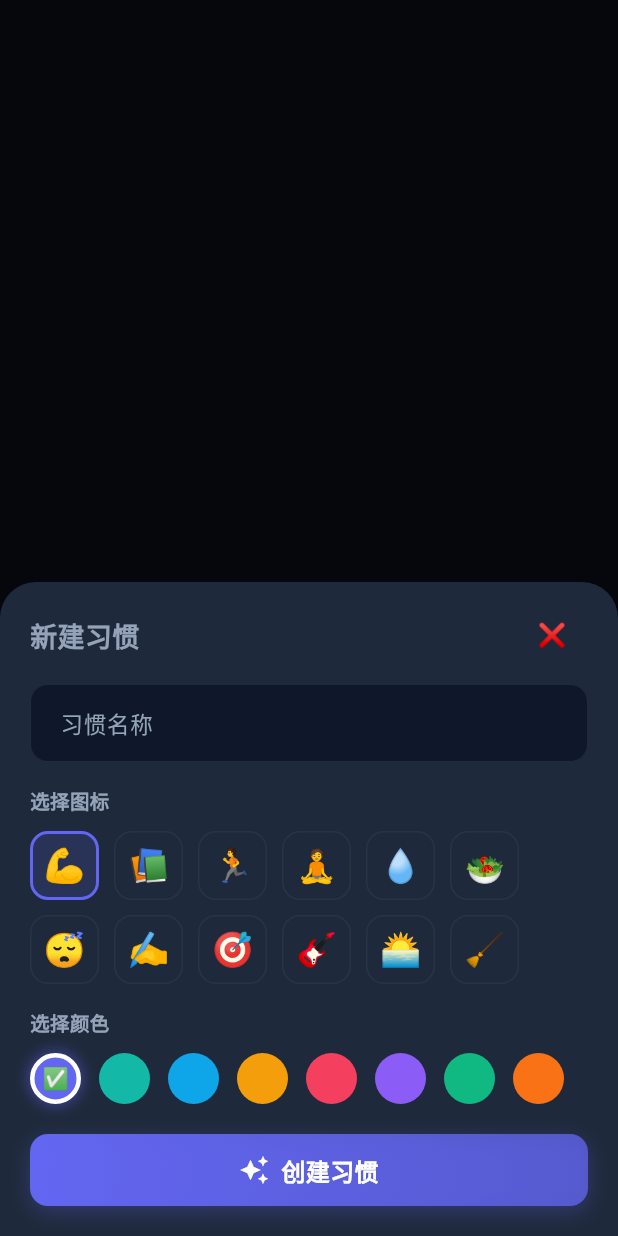
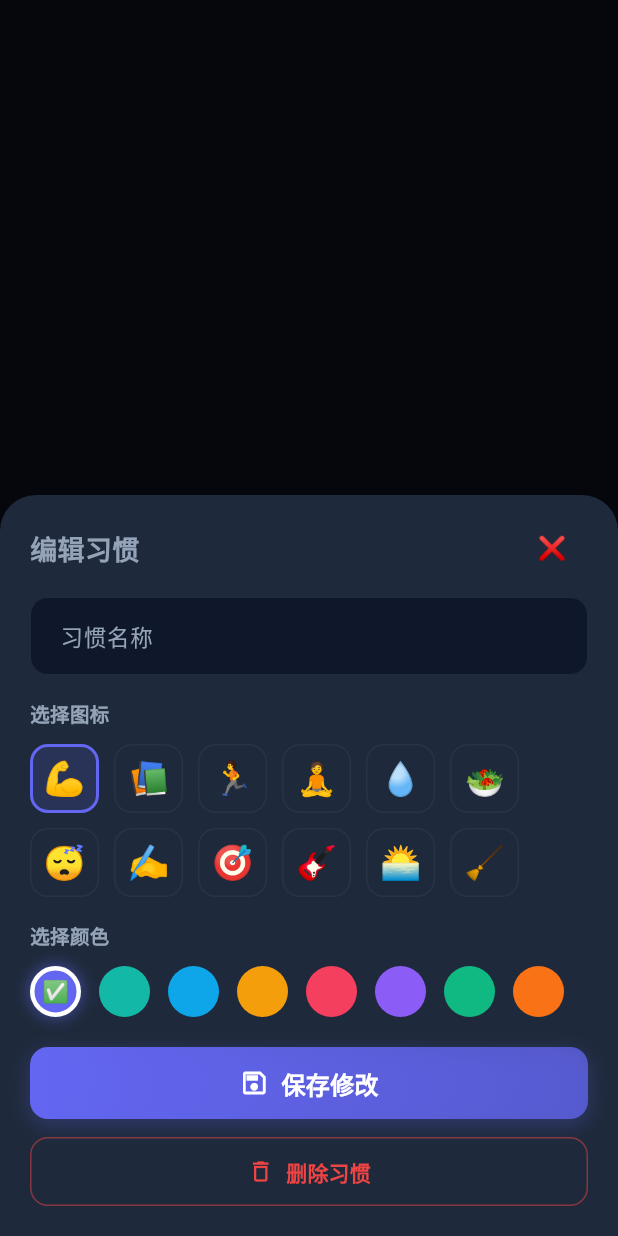
Before and after one commit to zw-wang820/BuildSelf_APP, a Flutter app: what showAddHabitSheet() shows on an empty page, opened directly with empty values, on a phone screen of 412 x 824 dp. Run offline on Flutter 3.47's test engine with Material 3 defaults, Android fonts, the phone set to English and light mode, and no system bars; our stand-ins replace shared_preferences, sqflite; accounts and stored records are empty; Roboto replaces fonts that are missing (NotoSansSC).

Commit message:
feat(habit): 习惯编辑/删除（点卡片进编辑）+ 总览统计页（5摘要卡/近7天趋势/排行下钻）

```diff
--- a/lib/core/router/app_router.dart
+++ b/lib/core/router/app_router.dart
@@ -28,6 +28,7 @@ import 'package:buildself/features/todo/screens/todo_stats_screen.dart';
 import 'package:buildself/features/todo/screens/category_manage_screen.dart';
 import 'package:buildself/features/habit/screens/habit_list_screen.dart';
 import 'package:buildself/features/habit/screens/habit_stats_screen.dart';
+import 'package:buildself/features/habit/screens/habit_overview_screen.dart';
 import 'package:buildself/features/profile/screens/profile_center_screen.dart';
 import 'package:buildself/features/profile/screens/profile_screen.dart';
 import 'package:buildself/features/profile/screens/statistics_screen.dart';
@@ -125,6 +126,8 @@ class AppRouter {
       case AppRoutes.habitStats:
         final habitId = settings.arguments as String? ?? '';
         return _buildRoute(HabitStatsScreen(habitId: habitId), settings);
+      case AppRoutes.habitOverview:
+        return _buildRoute(const HabitOverviewScreen(), settings);
 
       // 个人中心
       case AppRoutes.profileCenter:
--- a/lib/core/router/routes.dart
+++ b/lib/core/router/routes.dart
@@ -21,6 +21,7 @@ class AppRoutes {
   // 习惯打卡模块
   static const String habitList = '/habit';
   static const String habitStats = '/habit/stats';
+  static const String habitOverview = '/habit/overview';
 
   // 工作模块
   static const String workList = '/work';
--- a/lib/features/habit/models/habit_model.dart
+++ b/lib/features/habit/models/habit_model.dart
@@ -29,12 +29,12 @@ class HabitLog {
 class Habit {
   final String id;
   final String userId;
-  final String name;
-  final String icon; // emoji
-  final int colorIndex; // 习惯色板下标
+  String name;
+  String icon; // emoji
+  int colorIndex; // 习惯色板下标
   final DateTime createdAt;
 
-  const Habit({
+  Habit({
     required this.id,
     required this.userId,
     required this.name,
--- a/lib/features/habit/widgets/add_habit_sheet.dart
+++ b/lib/features/habit/widgets/add_habit_sheet.dart
@@ -6,14 +6,17 @@ import 'package:buildself/shared/widgets/emoji_icon.dart';
 import 'package:buildself/shared/widgets/gradient_button.dart';
 import 'package:buildself/shared/widgets/toast.dart';
 
-/// 弹出「新建习惯」底部表单
+/// 弹出「新建/编辑习惯」底部表单
 ///
-/// 创建成功后调用 [onCreated] 并关闭表单
+/// [habit] 非空 = 编辑模式（预填 + 保存更新 + 提供删除）。
+/// 创建/更新成功后调用 [onChanged] 并关闭表单；删除成功后调用 [onDeleted]。
 Future<void> showAddHabitSheet(
   BuildContext context, {
   required String userId,
   required HabitRepository repository,
-  required ValueChanged<Habit> onCreated,
+  Habit? habit,
+  required ValueChanged<Habit> onChanged,
+  VoidCallback? onDeleted,
 }) {
   return showModalBottomSheet(
     context: context,
@@ -22,7 +25,9 @@ Future<void> showAddHabitSheet(
     builder: (_) => _AddHabitSheet(
       userId: userId,
       repository: repository,
-      onCreated: onCreated,
+      habit: habit,
+      onChanged: onChanged,
+      onDeleted: onDeleted,
     ),
   );
 }
@@ -30,12 +35,16 @@ Future<void> showAddHabitSheet(
 class _AddHabitSheet extends StatefulWidget {
   final String userId;
   final HabitRepository repository;
-  final ValueChanged<Habit> onCreated;
+  final Habit? habit;
+  final ValueChanged<Habit> onChanged;
+  final VoidCallback? onDeleted;
 
   const _AddHabitSheet({
     required this.userId,
     required this.repository,
-    required this.onCreated,
+    this.habit,
+    required this.onChanged,
+    this.onDeleted,
   });
 
   @override
@@ -44,9 +53,22 @@ class _AddHabitSheet extends StatefulWidget {
 
 class _AddHabitSheetState extends State<_AddHabitSheet> {
   final _nameCtrl = TextEditingController();
-  String _icon = kHabitIcons.first;
-  int _colorIndex = 0;
-  bool _creating = false;
+  late String _icon;
+  late int _colorIndex;
+  bool _saving = false;
+
+  bool get _isEdit => widget.habit != null;
+
+  @override
+  void initState() {
+    super.initState();
+    final habit = widget.habit;
+    _icon = habit?.icon ?? kHabitIcons.first;
+    _colorIndex = habit?.colorIndex ?? 0;
+    if (habit != null) {
+      _nameCtrl.text = habit.name;
+    }
+  }
 
   @override
   void dispose() {
@@ -54,27 +76,72 @@ class _AddHabitSheetState extends State<_AddHabitSheet> {
     super.dispose();
   }
 
-  Future<void> _create() async {
+  Future<void> _save() async {
     final name = _nameCtrl.text.trim();
     if (name.isEmpty) {
       ToastHelper.show(context, '请先输入习惯名称');
       return;
     }
-    setState(() => _creating = true);
+    setState(() => _saving = true);
     try {
-      final habit = await widget.repository.create(
+      final habit = widget.habit;
+      if (habit != null) {
+        // 编辑模式
+        habit.name = name;
+        habit.icon = _icon;
+        habit.colorIndex = _colorIndex;
+        await widget.repository.update(habit);
+        if (!mounted) return;
+        widget.onChanged(habit);
+      } else {
+        // 新建模式
+        final created = await widget.repository.create(
           userId: widget.userId,
           name: name,
           icon: _icon,
           colorIndex: _colorIndex,
         );
         if (!mounted) return;
-      widget.onCreated(habit);
+        widget.onChanged(created);
+      }
       Navigator.pop(context);
     } catch (_) {
       if (!mounted) return;
-      setState(() => _creating = false);
-      ToastHelper.show(context, '创建失败，请重试');
+      setState(() => _saving = false);
+      ToastHelper.show(context, '保存失败，请重试');
+    }
+  }
+
+  /// 删除习惯 — 二次确认（打卡记录级联删除）
+  Future<void> _confirmDelete() async {
+    final habit = widget.habit;
+    if (habit == null) return;
+    final ok = await showDialog<bool>(
+      context: context,
+      builder: (context) => AlertDialog(
+        title: const Text('删除习惯'),
+        content: Text('确定删除「${habit.name}」吗？\n该习惯的全部打卡记录将一并删除。'),
+        actions: [
+          TextButton(
+            onPressed: () => Navigator.pop(context, false),
+            child: const Text('取消'),
+          ),
+          TextButton(
+            onPressed: () => Navigator.pop(context, true),
+            style: TextButton.styleFrom(foregroundColor: AppColors.error),
+            child: const Text('删除'),
+          ),
+        ],
+      ),
+    );
+    if (ok != true || !mounted) return;
+    try {
+      await widget.repository.delete(habit.id);
+      if (!mounted) return;
+      widget.onDeleted?.call();
+      Navigator.pop(context);
+    } catch (_) {
+      if (mounted) ToastHelper.show(context, '删除失败，请重试');
     }
   }
 
@@ -105,9 +172,9 @@ class _AddHabitSheetState extends State<_AddHabitSheet> {
               // 标题 + 关闭
               Row(
                 children: [
-                  const Text(
-                    '新建习惯',
-                    style: TextStyle(
+                  Text(
+                    _isEdit ? '编辑习惯' : '新建习惯',
+                    style: const TextStyle(
                       fontSize: 18,
                       fontWeight: FontWeight.w700,
                     ),
@@ -135,7 +202,7 @@ class _AddHabitSheetState extends State<_AddHabitSheet> {
                     borderSide: BorderSide.none,
                   ),
                 ),
-                onSubmitted: (_) => _create(),
+                onSubmitted: (_) => _save(),
               ),
               const SizedBox(height: 16),
               // 图标选择
@@ -168,17 +235,42 @@ class _AddHabitSheetState extends State<_AddHabitSheet> {
                 ],
               ),
               const SizedBox(height: 20),
-              // 创建按钮
+              // 保存按钮
               GradientButton(
-                label: '创建习惯',
-                icon: Icons.auto_awesome,
+                label: _isEdit ? '保存修改' : '创建习惯',
+                icon: _isEdit ? Icons.save_outlined : Icons.auto_awesome,
                 gradient: LinearGradient(
                   colors: [accent, accent.withValues(alpha: 0.75)],
                   begin: Alignment.topLeft,
                   end: Alignment.bottomRight,
                 ),
-                onPressed: _creating ? null : _create,
+                onPressed: _saving ? null : _save,
               ),
+              // 编辑模式：删除习惯
+              if (_isEdit) ...[
+                const SizedBox(height: 12),
+                SizedBox(
+                  width: double.infinity,
+                  height: 46,
+                  child: OutlinedButton.icon(
+                    onPressed: _saving ? null : _confirmDelete,
+                    style: OutlinedButton.styleFrom(
+                      foregroundColor: AppColors.error,
+                      side: BorderSide(
+                        color: AppColors.error.withValues(alpha: 0.5),
+                      ),
+                      shape: RoundedRectangleBorder(
+                        borderRadius: BorderRadius.circular(12),
+                      ),
+                    ),
+                    icon: const Icon(Icons.delete_outline, size: 18),
+                    label: const Text(
+                      '删除习惯',
+                      style: TextStyle(fontWeight: FontWeight.w600),
+                    ),
+                  ),
+                ),
+              ],
             ],
           ),
         ),
--- a/lib/features/habit/widgets/habit_item_card.dart
+++ b/lib/features/habit/widgets/habit_item_card.dart
@@ -5,6 +5,7 @@ import 'package:buildself/features/todo/widgets/todo_checkbox.dart';
 import 'package:buildself/shared/widgets/app_card.dart';
 
 /// 习惯卡片 — 图标 + 名称 + 连续天数 + 统计入口 + 今日打卡圈 + 补昨天
+/// 点击卡片主体（非按钮区域）进入编辑
 class HabitItemCard extends StatelessWidget {
   final Habit habit;
   final bool checkedToday;
@@ -13,6 +14,7 @@ class HabitItemCard extends StatelessWidget {
   final ValueChanged<bool> onToggleToday;
   final VoidCallback? onMakeupYesterday;
   final VoidCallback? onStats;
+  final VoidCallback? onEdit;
 
   const HabitItemCard({
     Key? key,
@@ -23,6 +25,7 @@ class HabitItemCard extends StatelessWidget {
     required this.onToggleToday,
     this.onMakeupYesterday,
     this.onStats,
+    this.onEdit,
   }) : super(key: key);
 
   Color get _color =>
@@ -33,6 +36,7 @@ class HabitItemCard extends StatelessWidget {
     final canMakeup = !checkedYesterday && onMakeupYesterday != null;
     return AppCard(
       accent: _color,
+      onTap: onEdit,
       padding: const EdgeInsets.symmetric(horizontal: 16, vertical: 14),
       child: Column(
         children: [
```
Also changed, not shown: lib/features/habit/data/habit_repository.dart (+19 -0 lines), lib/features/habit/screens/habit_list_screen.dart (+35 -2 lines), lib/features/habit/screens/habit_overview_screen.dart (added, +364 -0 lines), 1 other file. Lines whose indentation alone changed are shown as unchanged.
